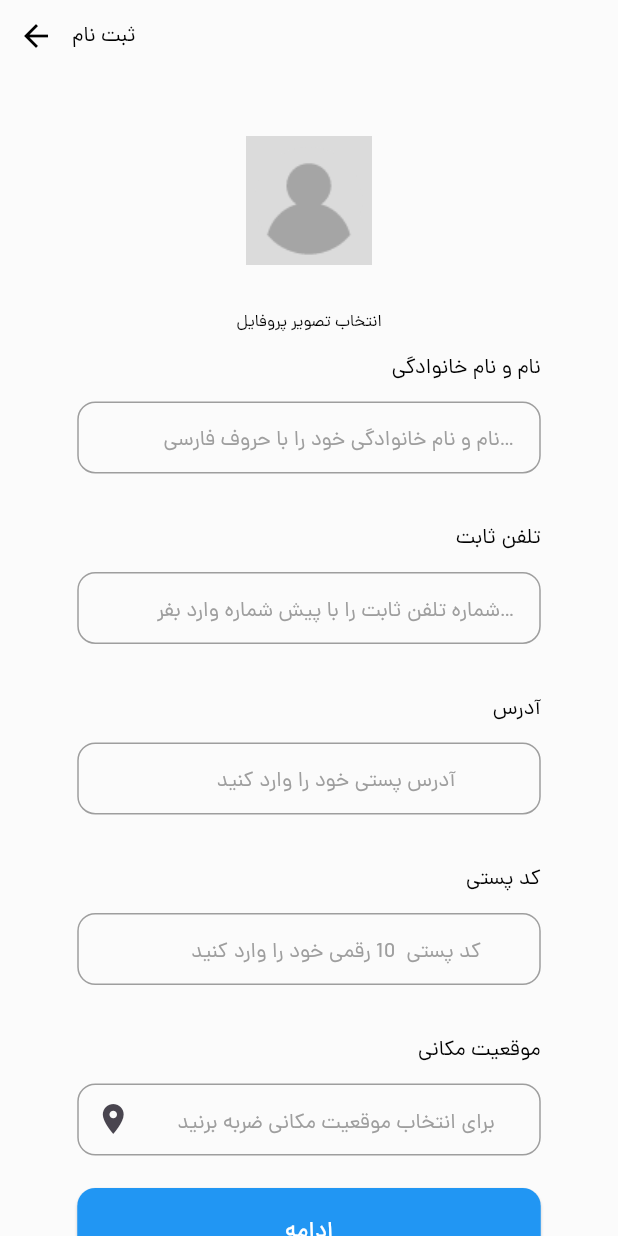
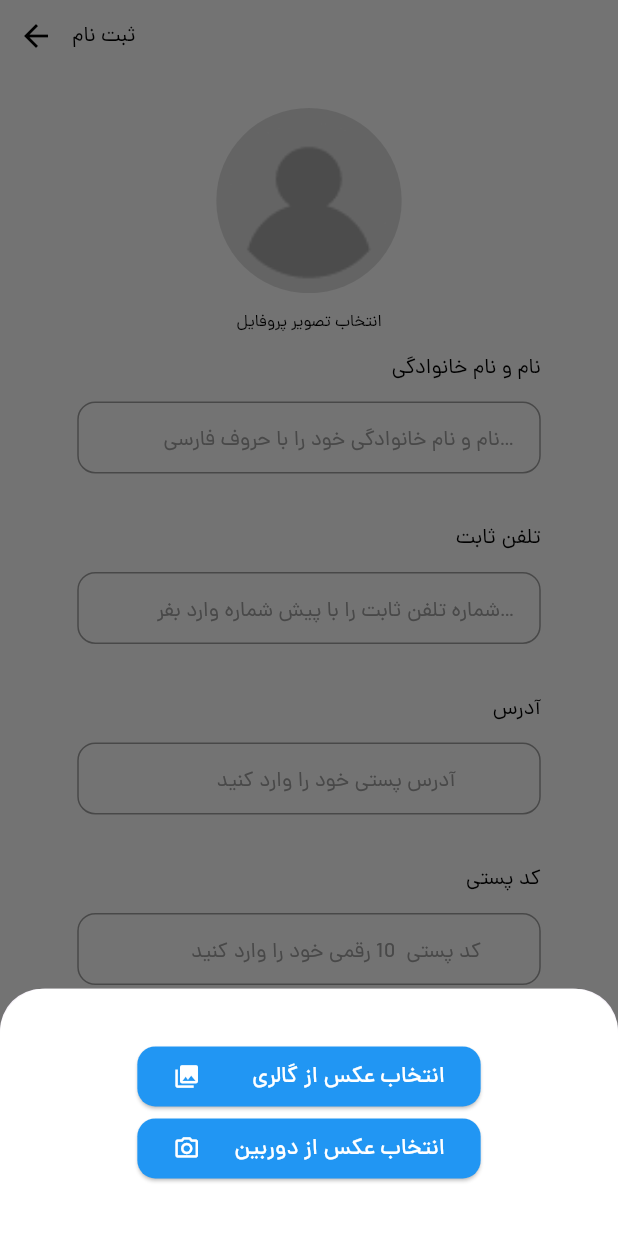
Before and after one commit to sasansafari/WatchStore-BloC, a Flutter app: the RegisterScreen screen opened by its route, after a tap on "انتخاب تصویر پروفایل", on a phone screen of 412 x 824 dp. Run offline on Flutter 3.47's test engine with Material 3 defaults, Android fonts, the phone set to English and light mode, and no system bars; our stand-ins replace bloc, carousel_slider, dio, flutter_bloc, flutter_svg, image_cropper and 2 more; accounts and stored records are empty; project files that could hold a hidden picture were left out.

Commit message:
addFeatureToAvatar

```diff
--- a/lib/screens/register_screen.dart
+++ b/lib/screens/register_screen.dart
@@ -13,6 +13,8 @@ import 'package:watch_store/widgets/main_button.dart';
 import 'package:watch_store/component/extention.dart';
 import 'package:watch_store/widgets/registeration_app_bar.dart';
 
+import '../component/button_style.dart';
+import '../res/colors.dart';
 import '../route/names.dart';
 
 class RegisterScreen extends StatefulWidget {
@@ -43,9 +45,7 @@ class _RegisterScreenState extends State<RegisterScreen> {
                 children: [
                   AppDimens.large.height,
                   Avatar(
-                      onTap: () async => await imageHandler
-                          .pickAndCropImage(source: ImageSource.gallery)
-                          .then((value) => setState(() {})),
+                      onTap: () {   pickImageFromCameraOrGallery(context, size);},
                       file: imageHandler.getImage),
                   AppTextField(
                       lable: AppStrings.nameLastName,
@@ -82,4 +82,71 @@ class _RegisterScreenState extends State<RegisterScreen> {
       ),
     );
   }
+
+  Future<dynamic> pickImageFromCameraOrGallery(BuildContext context, Size size) {
+    return showModalBottomSheet(
+                  context: context,
+                  builder: (context) => Container(
+                    height: size.height / 5,
+                    width: double.infinity,
+                    decoration: const BoxDecoration(
+                        borderRadius: BorderRadius.only(
+                            topRight: Radius.circular(30),
+                            topLeft: Radius.circular(30)),
+                        color: Colors.white),
+                    child: Column(
+                      mainAxisAlignment: MainAxisAlignment.center,
+                      children: [
+                        SizedBox(
+                          width: size.width / 1.8,
+                          child: ElevatedButton(
+                              style: AppButtonStyles.mainButtonStyle.copyWith(
+                                  backgroundColor:
+                                      const MaterialStatePropertyAll(
+                                          AppColors.primaryColor)),
+                              onPressed: () async => await imageHandler
+                                  .pickAndCropImage(
+                                      source: ImageSource.gallery)
+                                  .then((value) => setState(() {})),
+                              child: const Row(
+                                mainAxisAlignment:
+                                    MainAxisAlignment.spaceBetween,
+                                children: [
+                                  Icon(Icons.photo_library,
+                                      color: Colors.white),
+                                  Text('انتخاب عکس از گالری',
+                                      style: AppTextStyles.mainbuttn),
+                                ],
+                              )),
+
+
+
+                        ),
+                        SizedBox(
+                          width: size.width / 1.8,
+                          child: ElevatedButton(
+                              style: AppButtonStyles.mainButtonStyle.copyWith(
+                                  backgroundColor:
+                                      const MaterialStatePropertyAll(
+                                          AppColors.primaryColor)),
+                              onPressed: () async => await imageHandler
+                                  .pickAndCropImage(
+                                      source: ImageSource.camera)
+                                  .then((value) => setState(() {})),
+                              child: const Row(
+                                mainAxisAlignment:
+                                    MainAxisAlignment.spaceBetween,
+                                children: [
+                                  Icon(Icons.camera_alt_outlined,
+                                      color: Colors.white),
+                                  Text('انتخاب عکس از دوربین',
+                                      style: AppTextStyles.mainbuttn),
+                                ],
+                              )),
+                        ),
+                      ],
+                    ),
+                  ),
+                );
+  }
 }
--- a/lib/widgets/avatar.dart
+++ b/lib/widgets/avatar.dart
@@ -23,8 +23,8 @@ class Avatar extends StatelessWidget {
             child: ClipRRect(
               borderRadius: BorderRadius.circular(1000),
               child: file == null
-                  ? Image.asset(Assets.png.avatar.path)
-                  : Image.file(file),
+                  ? Image.asset(Assets.png.avatar.path,fit:BoxFit.fill)
+                  : Image.file(file,fit:BoxFit.fill),
             ),
           ),
           AppDimens.medium.height,
```
Also changed, not shown: 1 other file.
